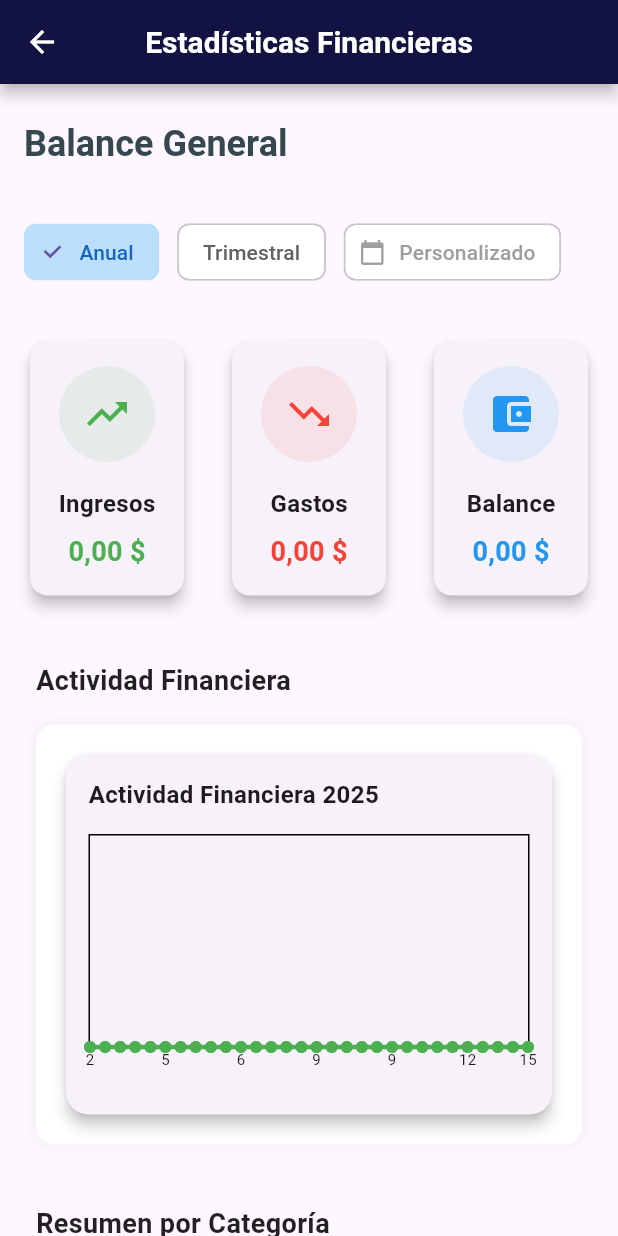
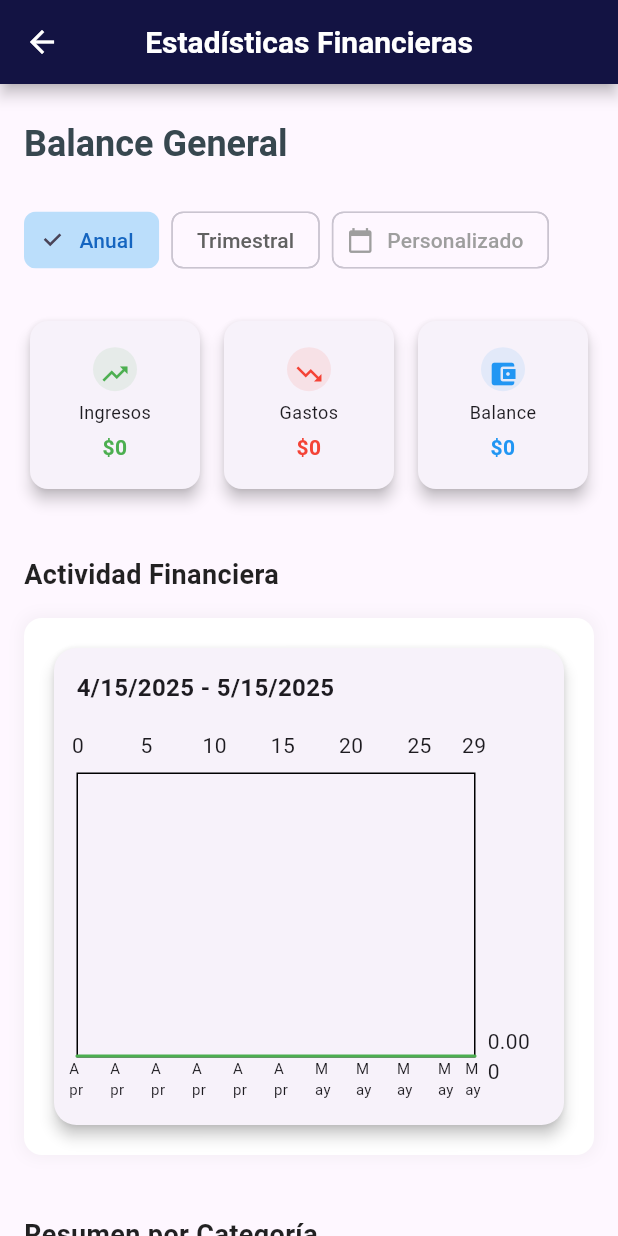
Before and after one commit to Alcander122/finaces, a Flutter app: the StatisticsScreen screen opened by its route, after a tap on "Anual", on a phone screen of 412 x 824 dp. Run offline on Flutter 3.47's test engine with Material 3 defaults, Android fonts, the phone set to English and light mode, and no system bars; drawn by our look-alikes of fl_chart; our stand-ins replace cloud_firestore, firebase_auth, firebase_core, flutter_riverpod, google_sign_in, icons_plus and 4 more; accounts and stored records are empty.

Commit message:
Se  acomoda  la vista de estadistica para que no se desborde

```diff
--- a/lib/presentations/screens/Estadistica/Statistics_Screen.dart
+++ b/lib/presentations/screens/Estadistica/Statistics_Screen.dart
@@ -1,3 +1,4 @@
+// statistics_screen.dart
 import 'package:finances/core/data/models/filter.dart';
 import 'package:finances/core/data/providers/Ingreso_provider.dart';
 import 'package:finances/core/data/providers/egreso_provider.dart';
@@ -19,6 +20,7 @@ class StatisticsScreen extends ConsumerStatefulWidget {
 class StatisticsScreenState extends ConsumerState<StatisticsScreen> {
   DateTimeRange? selectedDateRange;
 
+  // Selección de rango de fechas personalizado
   void selectDateRange() async {
     final initialDate = DateTime.now().subtract(const Duration(days: 30));
     final firstDate = DateTime.now().subtract(const Duration(days: 365));
@@ -44,6 +46,7 @@ class StatisticsScreenState extends ConsumerState<StatisticsScreen> {
     }
   }
 
+  // Cambiar tipo de filtro
   void _changeFilter(FilterType type) {
     ref.read(filterProvider.notifier).update((state) => state.copyWith(
           type: type,
@@ -52,19 +55,23 @@ class StatisticsScreenState extends ConsumerState<StatisticsScreen> {
         ));
   }
 
-  String formatCurrency(double value) {
+  // Formatear valores monetarios
+  /*String formatCurrency(double value) {
     final formatter = NumberFormat.currency(
       locale: 'es_CO',
       symbol: '\$',
       decimalDigits: 2,
     );
     return formatter.format(value);
+  }*/
+  String formatCurrency(double value) {
+      final formatter = NumberFormat.decimalPattern('es_CO');
+      return '\$${formatter.format(value)}';
     }
 
   @override
   Widget build(BuildContext context) {
     final theme = Theme.of(context);
-    final filter = ref.watch(filterProvider);
     final ingresosAsync = ref.watch(filteredIngresosProvider);
     final gastosAsync = ref.watch(filteredEgresosProvider);
 
@@ -80,11 +87,12 @@ class StatisticsScreenState extends ConsumerState<StatisticsScreen> {
             padding: const EdgeInsets.symmetric(horizontal: 16, vertical: 24),
             child: Column(
               crossAxisAlignment: CrossAxisAlignment.start,
+              mainAxisSize: MainAxisSize.max,
               children: [
                 _buildHeaderSection(theme),
-                const SizedBox(height: 32),
-                _buildFilterChips(),
-                const SizedBox(height: 32),
+                const SizedBox(height: 24),
+                _buildFilterRow(),
+                const SizedBox(height: 24),
                 _buildFinancialCards(ingresosAsync, gastosAsync),
                 const SizedBox(height: 40),
                 _buildFinancialActivitySection(),
@@ -108,17 +116,21 @@ class StatisticsScreenState extends ConsumerState<StatisticsScreen> {
     );
   }
 
-  Widget _buildFilterChips() {
+  Widget _buildFilterRow() {
     final currentFilter = ref.watch(filterProvider).type;
+    return SizedBox(
+      height: 50,
+      child: LayoutBuilder(
+        builder: (context, constraints) {
           return Wrap(
-      spacing: 12,
-      runSpacing: 12,
+            spacing: 8,
+            runSpacing: 8,
+            alignment: WrapAlignment.start,
             children: [
-        InputChip(
+              FilterChip(
                 label: const Text('Anual'),
                 selected: currentFilter == FilterType.annual,
-          onSelected: (_) => _changeFilter(FilterType.annual),
-          backgroundColor: Colors.white,
+                onSelected: (value) => _changeFilter(FilterType.annual),
                 selectedColor: Colors.blue[100],
                 labelStyle: TextStyle(
                   color: currentFilter == FilterType.annual
@@ -126,11 +138,10 @@ class StatisticsScreenState extends ConsumerState<StatisticsScreen> {
                       : Colors.grey[700],
                 ),
               ),
-        InputChip(
+              FilterChip(
                 label: const Text('Trimestral'),
                 selected: currentFilter == FilterType.quarterly,
-          onSelected: (_) => _changeFilter(FilterType.quarterly),
-          backgroundColor: Colors.white,
+                onSelected: (value) => _changeFilter(FilterType.quarterly),
                 selectedColor: Colors.green[100],
                 labelStyle: TextStyle(
                   color: currentFilter == FilterType.quarterly
@@ -138,22 +149,26 @@ class StatisticsScreenState extends ConsumerState<StatisticsScreen> {
                       : Colors.grey[700],
                 ),
               ),
-        ActionChip(
+              FilterChip(
                 label: const Text('Personalizado'),
-          onPressed: selectDateRange,
+                onSelected: (value) => selectDateRange(),
                 avatar: const Icon(Icons.calendar_today, size: 18, color: Colors.grey),
-          backgroundColor: Colors.white,
                 labelStyle: const TextStyle(color: Colors.grey),
               ),
             ],
+          );
+        },
+      ),
     );
   }
 
   Widget _buildFinancialCards(AsyncValue<double> ingresos, AsyncValue<double> gastos) {
     return LayoutBuilder(
       builder: (context, constraints) {
-        double cardWidth = (constraints.maxWidth - 48) / 3;  // Ajustamos el espacio para 3 cards
-        return Row(  // Usamos Row para alinear los cards en una línea
+        double cardWidth = (constraints.maxWidth - 16) / 3;
+        return SizedBox(
+          height: 120,
+          child: Row(
             mainAxisAlignment: MainAxisAlignment.spaceBetween,
             children: [
               _buildFinanceCard(
@@ -163,7 +178,6 @@ class StatisticsScreenState extends ConsumerState<StatisticsScreen> {
                 icon: Icons.trending_up,
                 width: cardWidth,
               ),
-            SizedBox(width: 16),  // Espacio entre cards
               _buildFinanceCard(
                 title: 'Gastos',
                 value: gastos,
@@ -171,9 +185,9 @@ class StatisticsScreenState extends ConsumerState<StatisticsScreen> {
                 icon: Icons.trending_down,
                 width: cardWidth,
               ),
-            SizedBox(width: 16),
               _buildBalanceCard(width: cardWidth),
             ],
+          ),
         );
       },
     );
@@ -190,15 +204,13 @@ class StatisticsScreenState extends ConsumerState<StatisticsScreen> {
       width: width,
       child: Card(
         elevation: 4,
-        shape: RoundedRectangleBorder(
-          borderRadius: BorderRadius.circular(12),
-        ),
+        shape: RoundedRectangleBorder(borderRadius: BorderRadius.circular(12)),
         child: Padding(
-          padding: const EdgeInsets.all(16),
+          padding: const EdgeInsets.all(12),
           child: value.when(
             data: (data) => _buildCardContent(title, icon, color, data),
             loading: () => const Center(child: CircularProgressIndicator()),
-            error: (_, __) => const Text("Error loading data"),
+            error: (_, __) => const Text("Error al cargar datos"),
           ),
         ),
       ),
@@ -207,34 +219,35 @@ class StatisticsScreenState extends ConsumerState<StatisticsScreen> {
 
   Widget _buildCardContent(String title, IconData icon, Color color, double value) {
     return Column(
-      mainAxisSize: MainAxisSize.min,
+      mainAxisAlignment: MainAxisAlignment.spaceEvenly,
       children: [
-        Container(
-          padding: const EdgeInsets.all(16),
+        Flexible(
+          child: Container(
+            padding: const EdgeInsets.all(8),
             decoration: BoxDecoration(
-            color: color.withOpacity(0.1),
+              color: color.withValues(alpha:0.1),
               shape: BoxShape.circle,
             ),
-          child: Icon(icon, color: color, size: 32),
-        ),
-        const SizedBox(height: 16),
-        Text(
-          title,
-          style: const TextStyle(
-            fontSize: 16,
-            fontWeight: FontWeight.bold,
+            child: Icon(icon, color: color, size: 20),
           ),
         ),
-        const SizedBox(height: 8),
-        Text(
+        Flexible(
+          child: Text(
+            title,
+            style: const TextStyle(fontSize: 12),
+            textAlign: TextAlign.center,
+          ),
+        ),
+        Flexible(
+          child: Text(
             formatCurrency(value),
             style: TextStyle(
-            fontSize: 18,
+              fontSize: 14,
               fontWeight: FontWeight.bold,
               color: color,
             ),
-          maxLines: 1,
-          overflow: TextOverflow.fade,
+            textAlign: TextAlign.center,
+          ),
         ),
       ],
     );
@@ -245,19 +258,17 @@ class StatisticsScreenState extends ConsumerState<StatisticsScreen> {
       width: width,
       child: Card(
         elevation: 4,
-        shape: RoundedRectangleBorder(
-          borderRadius: BorderRadius.circular(12),
-        ),
+        shape: RoundedRectangleBorder(borderRadius: BorderRadius.circular(12)),
         child: Padding(
-          padding: const EdgeInsets.all(16),
+          padding: const EdgeInsets.all(12),
           child: ref.watch(filteredIngresosProvider).when(
             data: (ing) => ref.watch(filteredEgresosProvider).when(
               data: (gas) => _buildBalanceContent(ing - gas),
               loading: () => const Center(child: CircularProgressIndicator()),
-              error: (_, __) => const Text("Error loading expenses"),
+              error: (_, __) => const Text("Error en gastos"),
             ),
             loading: () => const Center(child: CircularProgressIndicator()),
-            error: (_, __) => const Text("Error loading income"),
+            error: (_, __) => const Text("Error en ingresos"),
           ),
         ),
       ),
@@ -267,35 +278,38 @@ class StatisticsScreenState extends ConsumerState<StatisticsScreen> {
   Widget _buildBalanceContent(double balance) {
     final color = balance >= 0 ? Colors.blue : Colors.red;
     return Column(
-      mainAxisSize: MainAxisSize.min,
+      mainAxisAlignment: MainAxisAlignment.spaceEvenly,
       children: [
-        Container(
-          padding: const EdgeInsets.all(16),
+        Flexible(
+          child: Container(
+            padding: const EdgeInsets.all(8),
             decoration: BoxDecoration(
-            color: color.withOpacity(0.1),
+              color: color.withValues(alpha:0.1),
               shape: BoxShape.circle,
             ),
             child: Icon(
               balance >= 0 ? Icons.account_balance_wallet : Icons.warning,
               color: color,
-            size: 32,
+              size: 20,
             ),
           ),
-        const SizedBox(height: 16),
-        const Text(
+        ),
+        Flexible(
+          child: const Text(
             'Balance',
-          style: TextStyle(
-            fontSize: 16,
-            fontWeight: FontWeight.bold,
+            style: TextStyle(fontSize: 12),
+            textAlign: TextAlign.center,
           ),
         ),
-        const SizedBox(height: 8),
-        Text(
+        Flexible(
+          child: Text(
             formatCurrency(balance),
             style: TextStyle(
-            fontSize: 18,
+              fontSize: 14,
               fontWeight: FontWeight.bold,
               color: color,
+            ),
+            textAlign: TextAlign.center,
           ),
         ),
       ],
@@ -306,9 +320,7 @@ class StatisticsScreenState extends ConsumerState<StatisticsScreen> {
     return Column(
       crossAxisAlignment: CrossAxisAlignment.start,
       children: [
-        const Padding(
-          padding: EdgeInsets.only(left: 8.0),
-          child: Text(
+        const Text(
           'Actividad Financiera',
           style: TextStyle(
             fontSize: 18,
@@ -316,24 +328,21 @@ class StatisticsScreenState extends ConsumerState<StatisticsScreen> {
             color: Colors.black87,
           ),
         ),
-        ),
         const SizedBox(height: 16),
         Container(
-          height: 280,
-          margin: const EdgeInsets.symmetric(horizontal: 8),
           decoration: BoxDecoration(
             color: Colors.white,
             borderRadius: BorderRadius.circular(12),
             boxShadow: [
               BoxShadow(
-                color: Colors.grey.withOpacity(0.1),
+                color: Colors.grey.withValues(alpha:0.1),
                 spreadRadius: 2,
                 blurRadius: 8,
               ),
             ],
           ),
           child: const Padding(
-            padding: EdgeInsets.all(16.0),
+            padding: EdgeInsets.all(16),
             child: ActivityChart(),
           ),
         ),
@@ -345,9 +354,7 @@ class StatisticsScreenState extends ConsumerState<StatisticsScreen> {
     return Column(
       crossAxisAlignment: CrossAxisAlignment.start,
       children: [
-        const Padding(
-          padding: EdgeInsets.only(left: 8.0),
-          child: Text(
+        const Text(
           'Resumen por Categoría',
           style: TextStyle(
             fontSize: 18,
@@ -355,13 +362,30 @@ class StatisticsScreenState extends ConsumerState<StatisticsScreen> {
             color: Colors.black87,
           ),
         ),
+        const SizedBox(height: 16),
+        Container(
+          decoration: BoxDecoration(
+            color: Colors.white,
+            borderRadius: BorderRadius.circular(12),
+            boxShadow: [
+              BoxShadow(
+                color: Colors.grey.withValues(alpha:0.1),
+                spreadRadius: 2,
+                blurRadius: 8,
               ),
-        const SizedBox(height: 16),
-        const Padding(
-          padding: EdgeInsets.symmetric(horizontal: 8.0),
-          child: CategorySummary(),
+            ],
+          ),
+          padding: const EdgeInsets.all(16),
+          child: const CategorySummary(),
         ),
       ],
     );
   }
 }
+
+extension DateTimeExtensions on DateTime? {
+  String format(String pattern) {
+    if (this == null) return '';
+    return DateFormat(pattern).format(this!);
+  }
+}
--- a/lib/presentations/screens/Estadistica/widgets/activity_chart.dart
+++ b/lib/presentations/screens/Estadistica/widgets/activity_chart.dart
@@ -25,20 +25,28 @@ class ActivityChart extends ConsumerWidget {
     final egresosAsync = ref.watch(filteredEgresosProvider);
 
     return ingresosAsync.when(
-      data: (ingresos) {
-        return egresosAsync.when(
-          data: (egresos) {
+      data: (ingresos) => egresosAsync.when(
+        data: (egresos) => _buildChartContent(ingresos, egresos, filtro),
+        loading: () => _buildLoading(),
+        error: (err, _) => _buildError('Egresos: $err'),
+      ),
+      loading: () => _buildLoading(),
+      error: (err, _) => _buildError('Ingresos: $err'),
+    );
+  }
+
+  Widget _buildChartContent(double ingresos, double egresos, Filter filtro) {
     final transacciones = _prepararTransacciones(
       ingresos: ingresos,
       egresos: egresos,
       filtro: filtro,
     );
 
+    return LayoutBuilder(
+      builder: (context, constraints) {
         return Card(
           elevation: 4,
-              shape: RoundedRectangleBorder(
-                borderRadius: BorderRadius.circular(15),
-              ),
+          shape: RoundedRectangleBorder(borderRadius: BorderRadius.circular(15)),
           child: Padding(
             padding: const EdgeInsets.all(15),
             child: Column(
@@ -46,13 +54,13 @@ class ActivityChart extends ConsumerWidget {
               children: [
                 _construirTituloGrafico(filtro: filtro),
                 const SizedBox(height: 15),
-                    AspectRatio(
-                      aspectRatio: 1.7,
+                SizedBox(
+                  height: 250,
+                  width: constraints.maxWidth,
                   child: LineChart(
                     _crearDatosLineChart(
                       transacciones: transacciones,
-                          ingresos: ingresos,
-                          egresos: egresos,
+                      maxWidth: constraints.maxWidth,
                       filtro: filtro,
                     ),
                   ),
@@ -62,13 +70,19 @@ class ActivityChart extends ConsumerWidget {
           ),
         );
       },
-          loading: () => const Center(child: CircularProgressIndicator()),
-          error: (err, stack) => Text('Error al cargar los egresos: $err'),
     );
-      },
-      loading: () => const Center(child: CircularProgressIndicator()),
-      error: (err, stack) => Text('Error al cargar los ingresos: $err'),
-    );
+  }
+
+  double _calcularMaxY(List<Transaction> ingresos, List<Transaction> egresos) {
+    final maxIngresos = ingresos.isNotEmpty
+        ? ingresos.map((t) => t.monto).reduce((a, b) => a > b ? a : b)
+        : 0;
+
+    final maxEgresos = egresos.isNotEmpty
+        ? egresos.map((t) => t.monto).reduce((a, b) => a > b ? a : b)
+        : 0;
+
+    return (maxIngresos > maxEgresos ? maxIngresos : maxEgresos) * 1.1;
   }
 
   List<Transaction> _prepararTransacciones({
@@ -77,17 +91,16 @@ class ActivityChart extends ConsumerWidget {
     required Filter filtro,
   }) {
     List<Transaction> transacciones = [];
-    DateTime fechaActual = filtro.startDate ?? DateTime.now().subtract(const Duration(days: 30));
-    DateTime fechaFinal = filtro.endDate ?? DateTime.now();
+    DateTime fechaInicio = filtro.startDate ?? DateTime.now().subtract(const Duration(days: 30));
+    DateTime fechaFin = filtro.endDate ?? DateTime.now();
 
-    while (fechaActual.isBefore(fechaFinal)) {
-      double montoIngreso = ingresos * (fechaActual.day / fechaFinal.day);
-      double montoEgreso = egresos * (fechaActual.day / fechaFinal.day);
+    for (var fecha = fechaInicio; fecha.isBefore(fechaFin); fecha = fecha.add(const Duration(days: 1))) {
+      final dia = fecha.difference(fechaInicio).inDays;
+      final montoIngreso = (ingresos * (dia + 1) / fechaFin.difference(fechaInicio).inDays);
+      final montoEgreso = (egresos * (dia + 1) / fechaFin.difference(fechaInicio).inDays);
 
-      transacciones.add(Transaction(dia: fechaActual.difference(filtro.startDate ?? DateTime.now()).inDays, monto: montoIngreso));
-      transacciones.add(Transaction(dia: fechaActual.difference(filtro.startDate ?? DateTime.now()).inDays, monto: -montoEgreso));
-
-      fechaActual = fechaActual.add(const Duration(days: 1));
+      transacciones.add(Transaction(dia: dia, monto: montoIngreso));
+      transacciones.add(Transaction(dia: dia, monto: -montoEgreso));
     }
 
     return transacciones;
@@ -95,89 +108,84 @@ class ActivityChart extends ConsumerWidget {
 
   LineChartData _crearDatosLineChart({
     required List<Transaction> transacciones,
-    required double ingresos,
-    required double egresos,
+    required double maxWidth,
     required Filter filtro,
   }) {
-    final fechaInicio = filtro.startDate ?? DateTime.now().subtract(const Duration(days: 30));
-    final fechaFin = filtro.endDate ?? DateTime.now();
-
     final ingresosData = transacciones.where((t) => t.monto >= 0).toList();
-    final egresosData = transacciones.where((t) => t.monto < 0).map((t) => Transaction(dia: t.dia, monto: -t.monto)).toList();
-
-    double maximoY = 0;
-    double maxX = 0;
-    if (transacciones.isNotEmpty) {
-      maximoY = ingresosData.isNotEmpty ? ingresosData.map((t) => t.monto).fold(0.0, (previous, current) => previous > current ? previous : current) * 1.1 : 0;
-      maximoY = maximoY > (egresosData.isNotEmpty ? egresosData.map((t) => t.monto).fold(0.0, (previous, current) => previous > current ? previous : current) * 1.1 : 0) ? maximoY : egresosData.isNotEmpty ? egresosData.map((t) => t.monto).fold(0.0, (previous, current) => previous > current ? previous : current) * 1.1 : 0;
-      maxX = transacciones.map((t) => t.dia).reduce((max, current) => current > max ? current : max).toDouble();
-    }
+    final egresosData = transacciones.where((t) => t.monto < 0)
+      .map((t) => Transaction(dia: t.dia, monto: -t.monto)).toList();
 
     return LineChartData(
-      gridData: FlGridData(show: false),
+      gridData: const FlGridData(show: false),
       borderData: FlBorderData(show: true),
       titlesData: FlTitlesData(
-        bottomTitles: _crearTitulosFechas(fechaInicio, fechaFin, filtro, maxX),
+        bottomTitles: _crearTitulosFechas(filtro, maxWidth, transacciones),
         leftTitles: const AxisTitles(sideTitles: SideTitles(showTitles: false)),
-        topTitles: const AxisTitles(sideTitles: SideTitles(showTitles: false)),
-        rightTitles: const AxisTitles(sideTitles: SideTitles(showTitles: false)),
       ),
       lineBarsData: [
-        LineChartBarData(
-          spots: ingresosData.map((t) => FlSpot(t.dia.toDouble(), t.monto)).toList(),
-          isCurved: true,
-          barWidth: 3,
-          color: Colors.green,
-          belowBarData: BarAreaData(show: true, color: Colors.green.withAlpha(50)),
-          dotData: FlDotData(show: true),
-        ),
-        LineChartBarData(
-          spots: egresosData.map((t) => FlSpot(t.dia.toDouble(), t.monto)).toList(),
-          isCurved: true,
-          barWidth: 3,
-          color: Colors.red,
-          belowBarData: BarAreaData(show: true, color: Colors.red.withAlpha(50)),
-          dotData: FlDotData(show: true),
-        ),
+        _crearLinea(ingresosData, Colors.green),
+        _crearLinea(egresosData, Colors.red),
       ],
-      maxX: maxX,
-      maxY: maximoY,
+      minX: 0,
+      maxX: transacciones.isNotEmpty ? transacciones.last.dia.toDouble() : 0,
+      maxY: _calcularMaxY(ingresosData, egresosData),
     );
   }
 
-  AxisTitles _crearTitulosFechas(DateTime fechaInicio, DateTime fechaFin, Filter filter, double maxX) {
+  AxisTitles _crearTitulosFechas(Filter filtro, double maxWidth, List<Transaction> transacciones) {
+    final fechaInicio = filtro.startDate ?? DateTime.now().subtract(const Duration(days: 30));
+    final totalDias = transacciones.isNotEmpty
+        ? transacciones.last.dia
+        : fechaInicio.difference(DateTime.now()).inDays.abs();
+
     return AxisTitles(
       sideTitles: SideTitles(
         showTitles: true,
         reservedSize: 30,
-        getTitlesWidget: (valor, meta) {
-          if (maxX == 0) return const Text('');
-          final diaEnElRango = (fechaFin.difference(fechaInicio).inDays * valor / maxX).round();
-          final fecha = fechaInicio.add(Duration(days: diaEnElRango));
-          return Text(
-            DateFormat.d().format(fecha),
-            style: const TextStyle(fontSize: 10),
-          );
-        },
+        interval: _calcularIntervalo(totalDias).toDouble(),
+        getTitlesWidget: (value, _) => _buildFechaLabel(value, fechaInicio, maxWidth, totalDias),
       ),
     );
   }
 
+  int _calcularIntervalo(int totalDias) {
+    if (totalDias > 60) return 15;
+    if (totalDias > 30) return 7;
+    if (totalDias > 7) return 3;
+    return 1;
+  }
+
+  Widget _buildFechaLabel(double value, DateTime fechaInicio, double maxWidth, int totalDias) {
+    final fecha = fechaInicio.add(Duration(days: value.toInt()));
+    return SizedBox(
+      width: maxWidth / totalDias,
+      child: Text(
+        DateFormat.MMMd().format(fecha),
+        style: TextStyle(fontSize: totalDias > 30 ? 8 : 10),
+      ),
+    );
+  }
+
+  LineChartBarData _crearLinea(List<Transaction> datos, Color color) {
+    return LineChartBarData(
+      spots: datos.map((t) => FlSpot(t.dia.toDouble(), t.monto)).toList(),
+      isCurved: true,
+      color: color,
+      barWidth: 2,
+      belowBarData: BarAreaData(show: true, color: color.withValues(alpha:0.1)),
+      dotData: const FlDotData(show: false),
+    );
+  }
+
   Widget _construirTituloGrafico({required Filter filtro}) {
-    String titulo;
-    if (filtro.type == FilterType.annual) {
-      titulo = 'Actividad Financiera ${DateTime.now().year}';
-    } else if (filtro.type == FilterType.quarterly) {
-      final trimestre = ((DateTime.now().month - 1) / 3).floor() + 1;
-      titulo = 'Trimestre Q$trimestre ${DateTime.now().year}';
-    } else {
-      final startDate = filtro.startDate?.toLocal() ?? DateTime.now().subtract(const Duration(days: 30));
-      final endDate = filtro.endDate?.toLocal() ?? DateTime.now();
-      titulo = '${DateFormat.yMd().format(startDate)} - ${DateFormat.yMd().format(endDate)}';
-    }
+    final fechaInicio = filtro.startDate ?? DateTime.now().subtract(const Duration(days: 30));
+    final fechaFin = filtro.endDate ?? DateTime.now();
     return Text(
-      titulo,
+      '${DateFormat.yMd().format(fechaInicio)} - ${DateFormat.yMd().format(fechaFin)}',
       style: const TextStyle(fontSize: 16, fontWeight: FontWeight.bold),
     );
   }
+
+  Widget _buildLoading() => const Center(child: CircularProgressIndicator());
+  Widget _buildError(String message) => Center(child: Text(message, style: const TextStyle(color: Colors.red)));
 }
```
Lines whose indentation alone changed are shown as unchanged.
